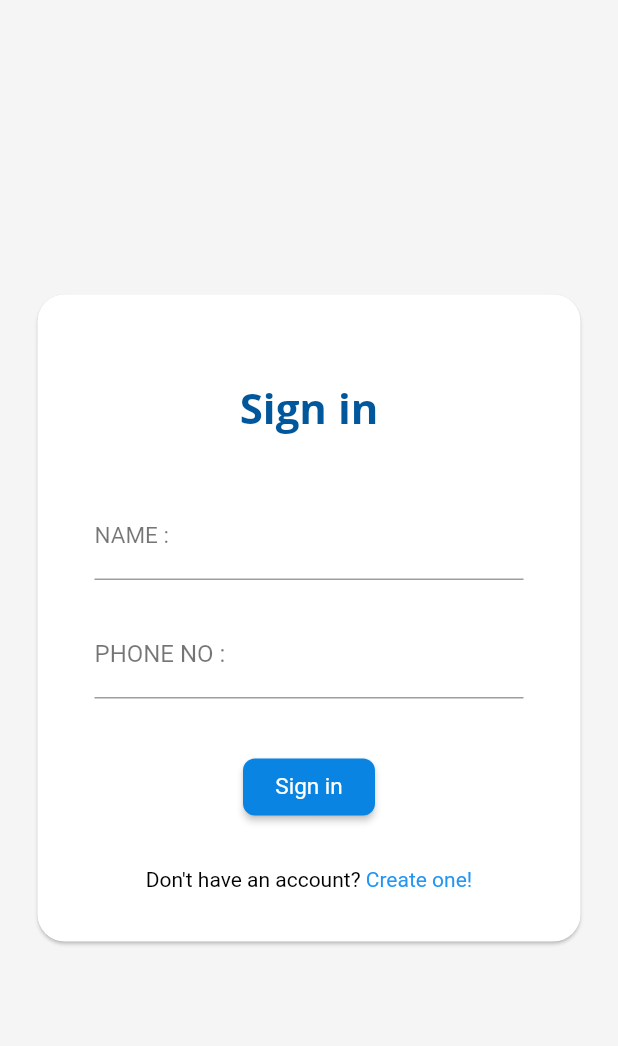
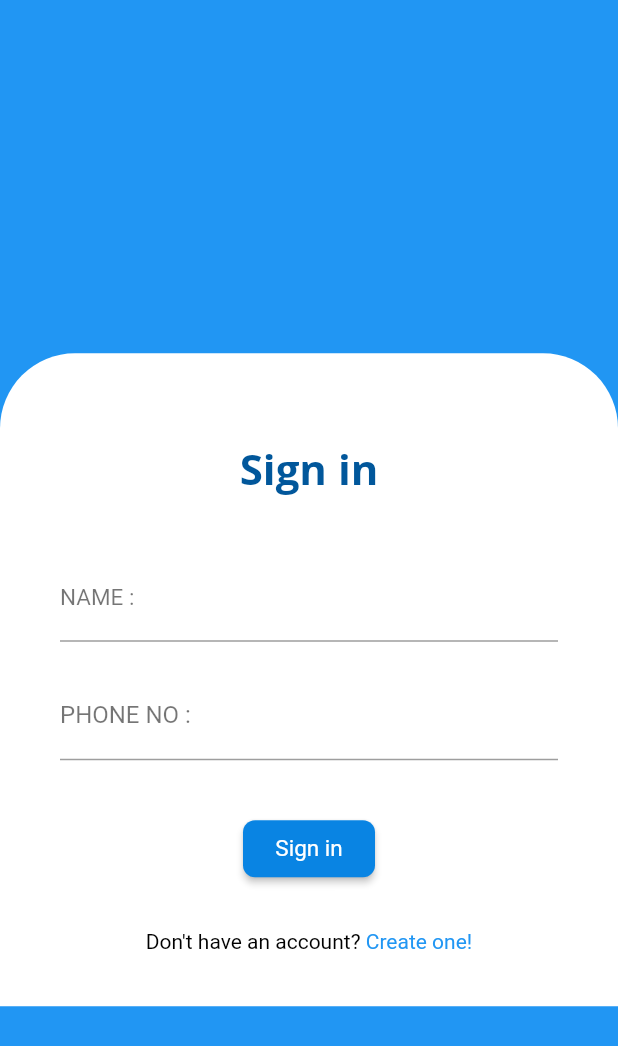
Before and after one commit to Geek-a-Byte/Foodonation, a Flutter app: the SignIn screen opened by its route, on a phone screen of 412 x 824 dp. Shown: the top 1046 px of the screen. Run offline on Flutter 3.47's test engine with Material 2 defaults, Android fonts, the phone set to English and light mode, and no system bars; our stand-ins replace google_fonts, shared_preferences; missing offline and left inert: flutter_awesome_alert_box; accounts and stored records are empty; Roboto replaces fonts that are missing (Avenir).

Commit message:
SignIN UI change

```diff
--- a/Foodonation/lib/signin.dart
+++ b/Foodonation/lib/signin.dart
@@ -91,18 +91,24 @@ class _SignInState extends State<SignIn> {
   Widget build(BuildContext context) {
     return Scaffold(
       body: Container(
-        color: Color(0xfff5f5f5),
+        //color: Color(0xfff5f5f5),
+        color: Colors.blue,
         child: Center(
           child: Padding(
             padding: const EdgeInsets.symmetric(
-              horizontal: 21,
+              horizontal: 0,    //Width equal to device
             ),
             child: Card(
+              elevation: 0,
+              margin: EdgeInsets.only(top:MediaQuery.of(context).size.height * 0.1),
               shape: RoundedRectangleBorder(
-                borderRadius: BorderRadius.circular(18.0),
+                borderRadius: BorderRadius.only(
+                  topLeft: Radius.circular(50),
+                  topRight: Radius.circular(50),
+                ),
               ),
               child: Padding(
-                padding: const EdgeInsets.all(28.0),
+                padding: const EdgeInsets.all(30.0),
                 child: SingleChildScrollView(
                   child: Column(
                     mainAxisSize: MainAxisSize.min,
```
